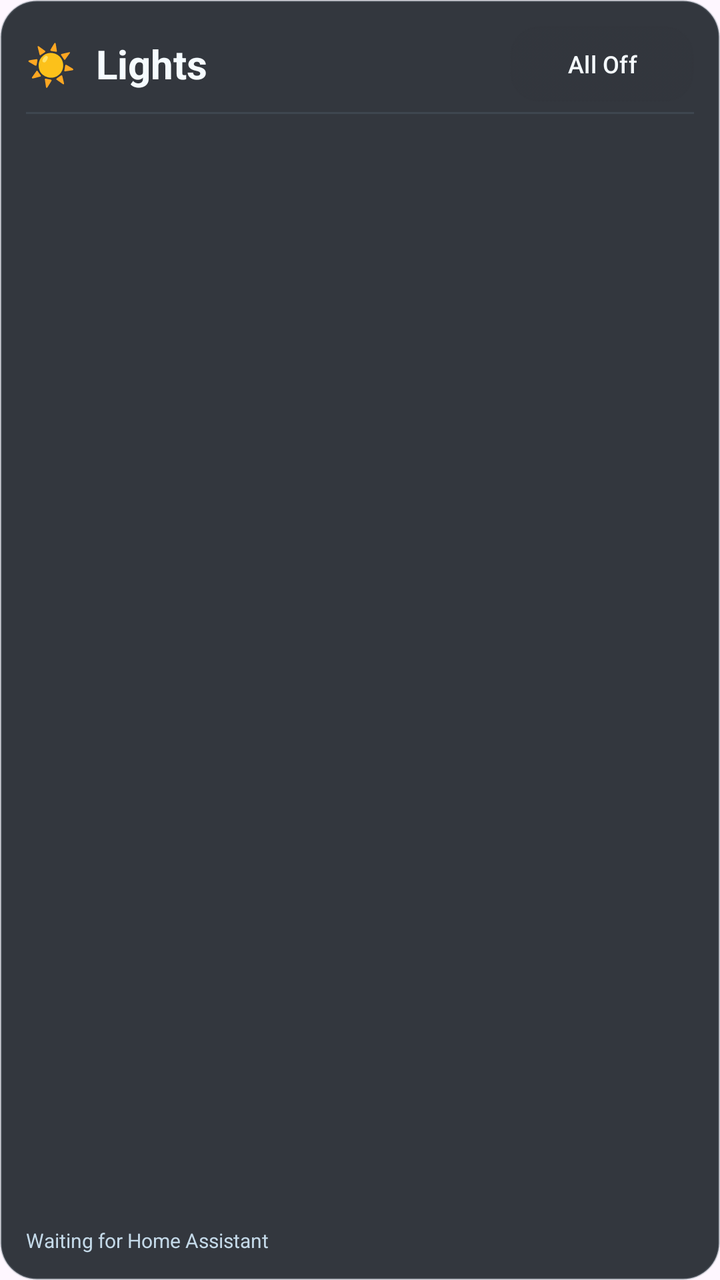
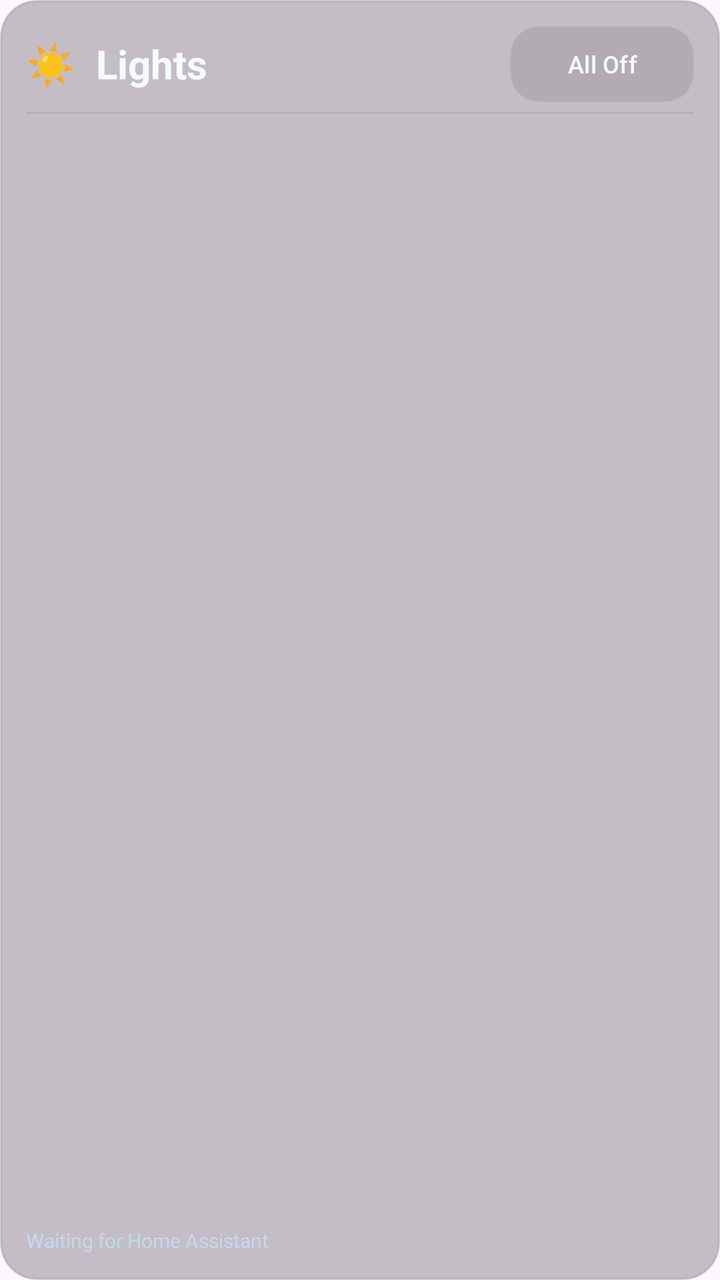

The first picture is an Android layout as it rendered before a commit; the second is the same layout after the commit. The layout source and the unified diff follow.
<!-- AndroidManifest.xml: application theme Theme.SonicSatilite -->
<!-- res/layout/dashboard_card_lights.xml -->
<?xml version="1.0" encoding="utf-8"?>
<LinearLayout xmlns:android="http://schemas.android.com/apk/res/android" android:id="@+id/lights_card" android:layout_width="0dp" android:layout_height="0dp" android:layout_columnWeight="1" android:layout_rowWeight="1" android:layout_margin="5dp" android:padding="13dp" android:orientation="vertical" android:background="@drawable/dashboard_card"><LinearLayout android:layout_width="match_parent" android:layout_height="wrap_content" android:gravity="center_vertical" android:orientation="horizontal"><TextView android:layout_width="0dp" android:layout_height="wrap_content" android:layout_weight="1" android:text="☀  Lights" android:textColor="#F5FBFF" android:textSize="20sp" android:textStyle="bold" /><Button android:id="@+id/lights_all_off" android:layout_width="92dp" android:layout_height="38dp" android:background="@drawable/dashboard_control_button" android:text="All Off" android:textColor="#F5FBFF" android:textSize="12sp" android:enabled="false" /></LinearLayout><View android:layout_width="match_parent" android:layout_height="1dp" android:layout_marginTop="5dp" android:background="#336C8494" /><TextView android:id="@+id/lights_label" android:layout_width="wrap_content" android:layout_height="0dp" android:layout_weight="0" android:visibility="gone" android:text="Living Room" /><LinearLayout android:id="@+id/lights_controls" android:layout_width="match_parent" android:layout_height="0dp" android:layout_weight="1" android:layout_marginTop="2dp" android:orientation="vertical" /><TextView android:id="@+id/lights_state" android:layout_width="wrap_content" android:layout_height="wrap_content" android:layout_marginTop="2dp" android:text="Waiting for Home Assistant" android:textColor="#C4D9E8" android:textSize="10sp" /><Switch android:id="@+id/lights_toggle" android:layout_width="match_parent" android:layout_height="wrap_content" android:visibility="gone" android:enabled="false" /><SeekBar android:id="@+id/lights_brightness" android:layout_width="1dp" android:layout_height="1dp" android:visibility="gone" android:enabled="false" android:max="100" /><TextView android:id="@+id/lights_brightness_text" android:layout_width="1dp" android:layout_height="1dp" android:visibility="gone" android:text="Brightness: —" /></LinearLayout>
<!-- resources referenced by this layout -->
<resources>
  <!-- drawable dashboard_card (drawable) -->
  <?xml version="1.0" encoding="utf-8"?>
  <shape xmlns:android="http://schemas.android.com/apk/res/android"><corners android:radius="18dp"/><solid android:color="#D910161D"/><stroke android:width="1dp" android:color="#4A71808B"/><padding android:left="1dp" android:top="1dp" android:right="1dp" android:bottom="1dp" /></shape>
  <!-- drawable dashboard_control_button (drawable) -->
  <?xml version="1.0" encoding="utf-8"?>
  <selector xmlns:android="http://schemas.android.com/apk/res/android"><item android:state_enabled="false"><shape><corners android:radius="14dp"/><solid android:color="#441D252B"/><stroke android:width="1dp" android:color="#334E5B66"/></shape></item><item android:state_pressed="true"><shape><corners android:radius="14dp"/><solid android:color="#168FEF"/><stroke android:width="1dp" android:color="#62C4FF"/></shape></item><item><shape><corners android:radius="14dp"/><solid android:color="#66232B31"/><stroke android:width="1dp" android:color="#556A7780"/></shape></item></selector>
  <style name="Theme.SonicSatilite" parent="Base.Theme.SonicSatilite" />
  <style name="Base.Theme.SonicSatilite" parent="Theme.Material3.DayNight.NoActionBar">
          
          
      </style>
</resources>

<!-- the commit's change to res/layout/dashboard_card_lights.xml (unified diff, before → after) -->
@@ -1,2 +1,19 @@
 <?xml version="1.0" encoding="utf-8"?>
-<LinearLayout xmlns:android="http://schemas.android.com/apk/res/android" android:id="@+id/lights_card" android:layout_width="0dp" android:layout_height="0dp" android:layout_columnWeight="1" android:layout_rowWeight="1" android:layout_margin="5dp" android:padding="13dp" android:orientation="vertical" android:background="@drawable/dashboard_card"><LinearLayout android:layout_width="match_parent" android:layout_height="wrap_content" android:gravity="center_vertical" android:orientation="horizontal"><TextView android:layout_width="0dp" android:layout_height="wrap_content" android:layout_weight="1" android:text="☀  Lights" android:textColor="#F5FBFF" android:textSize="20sp" android:textStyle="bold" /><Button android:id="@+id/lights_all_off" android:layout_width="92dp" android:layout_height="38dp" android:background="@drawable/dashboard_control_button" android:text="All Off" android:textColor="#F5FBFF" android:textSize="12sp" android:enabled="false" /></LinearLayout><View android:layout_width="match_parent" android:layout_height="1dp" android:layout_marginTop="5dp" android:background="#336C8494" /><TextView android:id="@+id/lights_label" android:layout_width="wrap_content" android:layout_height="0dp" android:layout_weight="0" android:visibility="gone" android:text="Living Room" /><LinearLayout android:id="@+id/lights_controls" android:layout_width="match_parent" android:layout_height="0dp" android:layout_weight="1" android:layout_marginTop="2dp" android:orientation="vertical" /><TextView android:id="@+id/lights_state" android:layout_width="wrap_content" android:layout_height="wrap_content" android:layout_marginTop="2dp" android:text="Waiting for Home Assistant" android:textColor="#C4D9E8" android:textSize="10sp" /><Switch android:id="@+id/lights_toggle" android:layout_width="match_parent" android:layout_height="wrap_content" android:visibility="gone" android:enabled="false" /><SeekBar android:id="@+id/lights_brightness" android:layout_width="1dp" android:layout_height="1dp" android:visibility="gone" android:enabled="false" android:max="100" /><TextView android:id="@+id/lights_brightness_text" android:layout_width="1dp" android:layout_height="1dp" android:visibility="gone" android:text="Brightness: —" /></LinearLayout>
+<LinearLayout xmlns:android="http://schemas.android.com/apk/res/android"
+    android:id="@+id/lights_card" android:layout_width="0dp" android:layout_height="0dp"
+    android:layout_columnWeight="1" android:layout_rowWeight="1" android:layout_margin="5dp"
+    android:padding="13dp" android:orientation="vertical" android:background="@drawable/dashboard_card">
+    <LinearLayout android:layout_width="match_parent" android:layout_height="wrap_content" android:gravity="center_vertical" android:orientation="horizontal">
+        <TextView android:layout_width="0dp" android:layout_height="wrap_content" android:layout_weight="1" android:text="☀  Lights" android:textColor="#F5FBFF" android:textSize="20sp" android:textStyle="bold" />
+        <Button android:id="@+id/lights_all_off" android:layout_width="92dp" android:layout_height="38dp" android:background="@drawable/dashboard_control_button" android:text="All Off" android:textColor="#F5FBFF" android:textSize="12sp" android:enabled="false" />
+    </LinearLayout>
+    <View android:layout_width="match_parent" android:layout_height="1dp" android:layout_marginTop="5dp" android:background="#336C8494" />
+    <TextView android:id="@+id/lights_label" android:layout_width="wrap_content" android:layout_height="0dp" android:layout_weight="0" android:visibility="gone" android:text="Living Room" />
+    <LinearLayout android:id="@+id/lights_controls" android:layout_width="match_parent" android:layout_height="0dp" android:layout_weight="1" android:layout_marginTop="2dp" android:orientation="vertical" />
+    <TextView android:id="@+id/office_bench_label" android:layout_width="wrap_content" android:layout_height="wrap_content" android:layout_marginTop="6dp" android:text="Bench Controls" android:textColor="#D7E5EF" android:textSize="14sp" android:textStyle="bold" android:visibility="gone" />
+    <LinearLayout android:id="@+id/office_bench_controls" android:layout_width="match_parent" android:layout_height="wrap_content" android:orientation="vertical" android:visibility="gone" />
+    <TextView android:id="@+id/lights_state" android:layout_width="wrap_content" android:layout_height="wrap_content" android:layout_marginTop="2dp" android:text="Waiting for Home Assistant" android:textColor="#C4D9E8" android:textSize="10sp" />
+    <Switch android:id="@+id/lights_toggle" android:layout_width="match_parent" android:layout_height="wrap_content" android:visibility="gone" android:enabled="false" />
+    <SeekBar android:id="@+id/lights_brightness" android:layout_width="1dp" android:layout_height="1dp" android:visibility="gone" android:enabled="false" android:max="100" />
+    <TextView android:id="@+id/lights_brightness_text" android:layout_width="1dp" android:layout_height="1dp" android:visibility="gone" android:text="Brightness: —" />
+</LinearLayout>
<!-- resource entries referenced after the edit -->
@@ -2,10 +2,10 @@
 <resources>
   <!-- drawable dashboard_card (drawable) -->
   <?xml version="1.0" encoding="utf-8"?>
-  <shape xmlns:android="http://schemas.android.com/apk/res/android"><corners android:radius="18dp"/><solid android:color="#D910161D"/><stroke android:width="1dp" android:color="#4A71808B"/><padding android:left="1dp" android:top="1dp" android:right="1dp" android:bottom="1dp" /></shape>
+  <shape xmlns:android="http://schemas.android.com/apk/res/android"><corners android:radius="18dp"/><solid android:color="#4010161D"/><stroke android:width="1dp" android:color="#4A71808B"/><padding android:left="1dp" android:top="1dp" android:right="1dp" android:bottom="1dp" /></shape>
   <!-- drawable dashboard_control_button (drawable) -->
   <?xml version="1.0" encoding="utf-8"?>
-  <selector xmlns:android="http://schemas.android.com/apk/res/android"><item android:state_enabled="false"><shape><corners android:radius="14dp"/><solid android:color="#441D252B"/><stroke android:width="1dp" android:color="#334E5B66"/></shape></item><item android:state_pressed="true"><shape><corners android:radius="14dp"/><solid android:color="#168FEF"/><stroke android:width="1dp" android:color="#62C4FF"/></shape></item><item><shape><corners android:radius="14dp"/><solid android:color="#66232B31"/><stroke android:width="1dp" android:color="#556A7780"/></shape></item></selector>
+  <selector xmlns:android="http://schemas.android.com/apk/res/android"><item android:state_enabled="false"><shape><corners android:radius="14dp"/><solid android:color="#E61D252B"/><stroke android:width="1dp" android:color="#994E5B66"/></shape></item><item android:state_pressed="true"><shape><corners android:radius="14dp"/><solid android:color="#168FEF"/><stroke android:width="1dp" android:color="#62C4FF"/></shape></item><item><shape><corners android:radius="14dp"/><solid android:color="#E6232B31"/><stroke android:width="1dp" android:color="#B36A7780"/></shape></item></selector>
   <style name="Theme.SonicSatilite" parent="Base.Theme.SonicSatilite" />
   <style name="Base.Theme.SonicSatilite" parent="Theme.Material3.DayNight.NoActionBar">
           
